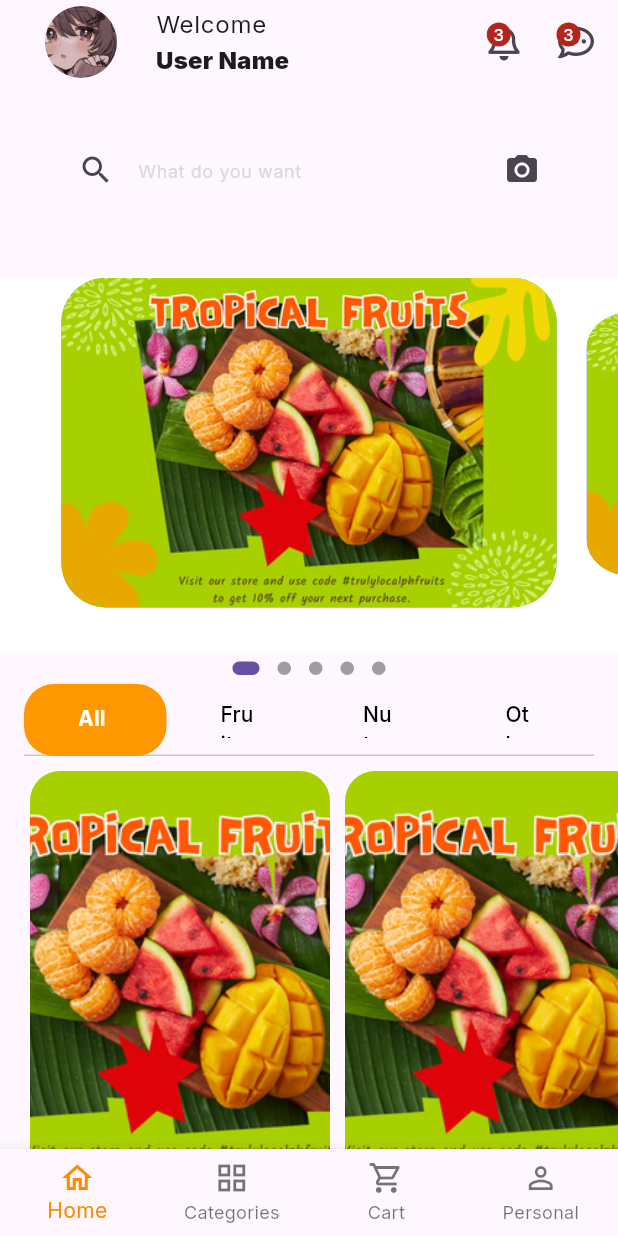
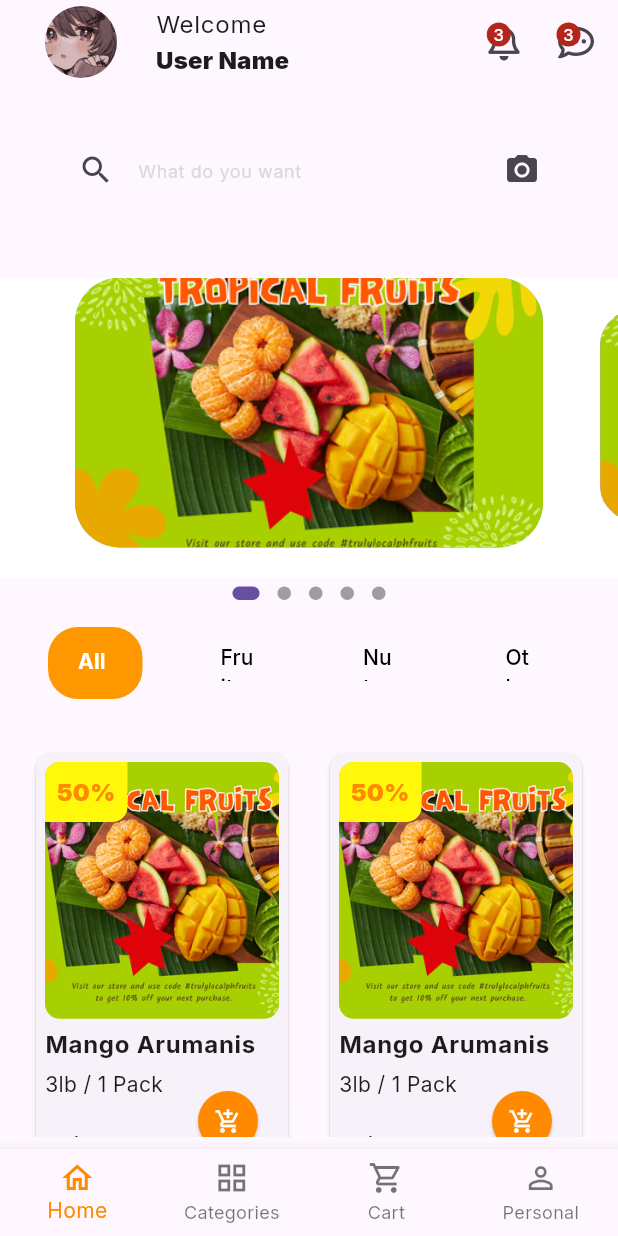
Before and after one commit to IbnuTopanAdib/fruit-shop, a Flutter app: the screen it shows after launch, on a phone screen of 412 x 824 dp. Run offline on Flutter 3.47's test engine with Material 3 defaults, Android fonts, the phone set to English and light mode, and no system bars; drawn by our look-alikes of dots_indicator; our stand-ins replace firebase_core, flutter_riverpod, font_awesome_flutter, google_fonts; accounts and stored records are empty.

Commit message:
add item widget

```diff
--- a/lib/screen/home_screen.dart
+++ b/lib/screen/home_screen.dart
@@ -2,6 +2,7 @@ import 'package:flutter/material.dart';
 import 'package:flutter_riverpod/flutter_riverpod.dart';
 import 'package:fruit_shop/const/palette.dart';
 import 'package:fruit_shop/widgets/discount.dart';
+import 'package:fruit_shop/widgets/item.dart';
 
 class HomeScreen extends StatefulWidget {
   const HomeScreen({super.key});
@@ -57,13 +58,13 @@ class _HomeScreenState extends State<HomeScreen> with TickerProviderStateMixin {
           ),
           const Discount(),
           Container(
-            padding: const EdgeInsets.symmetric(horizontal: 16.0),
+            padding: const EdgeInsets.symmetric(horizontal: 16.0, vertical: 12),
             child: TabBar(
+              dividerColor: Colors.transparent,
               overlayColor: WidgetStateProperty.all(Colors.transparent),
               splashFactory: NoSplash.splashFactory,
-              automaticIndicatorColorAdjustment: false,
               indicatorColor: Colors.transparent,
-              indicatorSize: TabBarIndicatorSize.tab,
+              indicatorSize: TabBarIndicatorSize.label,
               controller: _tabController,
               indicator: BoxDecoration(
                 borderRadius: BorderRadius.circular(20),
@@ -123,67 +124,55 @@ class _HomeScreenState extends State<HomeScreen> with TickerProviderStateMixin {
             ),
           ),
           Container(
-            padding: const EdgeInsets.only(left: 20),
+            padding: const EdgeInsets.all(20),
             height: 300,
             width: double.maxFinite,
             child: TabBarView(
               controller: _tabController,
               children: [
-                ListView.builder(
-                    scrollDirection: Axis.horizontal,
-                    itemCount: 5,
-                    itemBuilder: (_, i) {
-                      return GestureDetector(
-                          onTap: () {},
-                          child: Container(
-                            width: 200,
-                            height: 300,
-                            margin: const EdgeInsets.only(
-                                right: 10, top: 10, bottom: 0),
-                            decoration: BoxDecoration(
-                              borderRadius: BorderRadius.circular(20),
-                              image: DecorationImage(
-                                  image:
-                                      AssetImage("assets/images/discount1.png"),
-                                  fit: BoxFit.fitHeight),
-                            ),
-                          ));
-                    }),
-                ListView.builder(
-                    scrollDirection: Axis.vertical,
-                    itemCount: 5,
-                    itemBuilder: (_, i) {
-                      return GestureDetector(
-                          onTap: () {},
-                          child: Container(
-                            width: 200,
-                            height: 300,
-                            margin: const EdgeInsets.only(
-                                right: 10, top: 10, bottom: 0),
-                            decoration: BoxDecoration(
-                              borderRadius: BorderRadius.circular(20),
-                              image: DecorationImage(
-                                  image:
-                                      AssetImage("assets/images/discount1.png"),
-                                  fit: BoxFit.fitHeight),
-                            ),
-                          ));
-                    }),
-                Material(
-                  child: ListTile(
-                    leading: CircleAvatar(
-                      backgroundColor: Colors.grey,
-                    ),
-                    title: Text("Content"),
-                  ),
+                GridView.builder(
+                  itemCount: 6,
+                  gridDelegate: const SliverGridDelegateWithFixedCrossAxisCount(
+                      crossAxisCount: 2,
+                      mainAxisSpacing: 20,
+                      crossAxisSpacing: 20,
+                      childAspectRatio: 0.6),
+                  itemBuilder: (context, index) {
+                    return Item();
+                  },
                 ),
-                Material(
-                  child: ListTile(
-                    leading: CircleAvatar(
-                      backgroundColor: Colors.grey,
-                    ),
-                    title: Text("Content"),
-                  ),
+                GridView.builder(
+                  itemCount: 6,
+                  gridDelegate: const SliverGridDelegateWithFixedCrossAxisCount(
+                      crossAxisCount: 2,
+                      mainAxisSpacing: 20,
+                      crossAxisSpacing: 20,
+                      childAspectRatio: 0.6),
+                  itemBuilder: (context, index) {
+                    return Item();
+                  },
+                ),
+                GridView.builder(
+                  itemCount: 6,
+                  gridDelegate: const SliverGridDelegateWithFixedCrossAxisCount(
+                      crossAxisCount: 2,
+                      mainAxisSpacing: 20,
+                      crossAxisSpacing: 20,
+                      childAspectRatio: 0.6),
+                  itemBuilder: (context, index) {
+                    return Item();
+                  },
+                ),
+                GridView.builder(
+                  itemCount: 6,
+                  gridDelegate: const SliverGridDelegateWithFixedCrossAxisCount(
+                      crossAxisCount: 2,
+                      mainAxisSpacing: 20,
+                      crossAxisSpacing: 20,
+                      childAspectRatio: 0.6),
+                  itemBuilder: (context, index) {
+                    return Item();
+                  },
                 ),
               ],
             ),
--- a/lib/widgets/discount.dart
+++ b/lib/widgets/discount.dart
@@ -14,7 +14,7 @@ class _DiscountState extends State<Discount> {
 
   final double _scaleFactor = .8;
 
-  final double _height = 230.0;
+  final double _height = 200.0;
 
   @override
   void initState() {
@@ -67,8 +67,8 @@ class _DiscountState extends State<Discount> {
             alignment: Alignment.topCenter,
             child: Container(
               padding: const EdgeInsets.only(left: 20, top: 20),
-              height: 220,
-              width: MediaQuery.of(context).size.width - 20,
+              height: 180,
+              width: MediaQuery.of(context).size.width - 100,
               margin: const EdgeInsets.only(right: 5, left: 5),
               decoration: BoxDecoration(
                   borderRadius: BorderRadius.circular(30),
@@ -90,7 +90,7 @@ class _DiscountState extends State<Discount> {
       child: Column(
         children: [
           Container(
-            height: 250,
+            height: 200,
             color: Colors.white,
             child: PageView.builder(
               controller: pageController,
--- /dev/null
+++ b/lib/widgets/item.dart
@@ -0,0 +1,126 @@
+import 'package:flutter/material.dart';
+import 'package:flutter/widgets.dart';
+import 'package:fruit_shop/const/palette.dart';
+
+class Item extends StatelessWidget {
+  const Item({super.key});
+
+  @override
+  Widget build(BuildContext context) {
+    return Card(
+      shape: RoundedRectangleBorder(borderRadius: BorderRadius.circular(10)),
+      elevation: 1,
+      child: LayoutBuilder(
+        builder: (context, constraints) {
+          double imageHeight = constraints.maxHeight * (3 / 5);
+          return Padding(
+            padding: const EdgeInsets.all(6),
+            child: Stack(
+              children: [
+                Column(
+                  crossAxisAlignment: CrossAxisAlignment.start,
+                  children: [
+                    Stack(
+                      children: [
+                        Container(
+                          height: imageHeight,
+                          width: double.maxFinite,
+                          decoration: const BoxDecoration(
+                            image: DecorationImage(
+                              image: AssetImage('assets/images/discount1.png'),
+                              fit: BoxFit.cover,
+                            ),
+                            borderRadius: BorderRadius.all(Radius.circular(10)),
+                          ),
+                        ),
+                        Positioned(
+                          top: 0,
+                          left: 0,
+                          child: Container(
+                            padding: const EdgeInsets.all(8),
+                            decoration: const BoxDecoration(
+                              borderRadius: BorderRadius.only(
+                                  topLeft: Radius.circular(10),
+                                  bottomRight: Radius.circular(10)),
+                              color: Palette.secondaryOne,
+                            ),
+                            width: 55,
+                            height: 40,
+                            child: Text(
+                              '50%',
+                              style: Theme.of(context)
+                                  .textTheme
+                                  .titleMedium!
+                                  .copyWith(
+                                      fontWeight: FontWeight.w900,
+                                      color: Palette.primary),
+                            ),
+                          ),
+                        ),
+                      ],
+                    ),
+                    const SizedBox(
+                      height: 5,
+                    ),
+                    Text(
+                      'Mango Arumanis',
+                      style: Theme.of(context)
+                          .textTheme
+                          .bodyLarge!
+                          .copyWith(fontWeight: FontWeight.bold),
+                      textAlign: TextAlign.left,
+                    ),
+                    const SizedBox(
+                      height: 5,
+                    ),
+                    const Text('3lb / 1 Pack'),
+                    Expanded(
+                      child: Row(
+                        crossAxisAlignment: CrossAxisAlignment.end,
+                        children: [
+                          Text(
+                            '5\$',
+                            style: Theme.of(context)
+                                .textTheme
+                                .titleLarge!
+                                .copyWith(fontWeight: FontWeight.bold),
+                          ),
+                          const SizedBox(
+                            width: 20,
+                          ),
+                          Text(
+                            '1\$',
+                            style: Theme.of(context)
+                                .textTheme
+                                .titleMedium!
+                                .copyWith(
+                                  decoration: TextDecoration.lineThrough,
+                                ),
+                          ),
+                        ],
+                      ),
+                    ),
+                  ],
+                ),
+                Positioned(
+                  bottom: 10,
+                  right: 2,
+                  child: ElevatedButton(
+                      onPressed: () {},
+                      style: ElevatedButton.styleFrom(
+                          padding: const EdgeInsets.all(8),
+                          backgroundColor: Palette.primary,
+                          shape: const CircleBorder()),
+                      child: const Icon(
+                        Icons.add_shopping_cart,
+                        color: Palette.whitePrimary,
+                      )),
+                )
+              ],
+            ),
+          );
+        },
+      ),
+    );
+  }
+}
--- a/lib/widgets/main_appbar.dart
+++ b/lib/widgets/main_appbar.dart
@@ -6,7 +6,8 @@ class MainAppBar extends StatelessWidget {
 
   @override
   Widget build(BuildContext context) {
-    return Padding(
+    return SafeArea(
+      child: Padding(
         padding: const EdgeInsets.all(4.0),
         child: Row(
           children: [
@@ -56,6 +57,7 @@ class MainAppBar extends StatelessWidget {
             ))
           ],
         ),
+      ),
     );
   }
 }
```
Also changed, not shown: 1 other file. Lines whose indentation alone changed are shown as unchanged.
